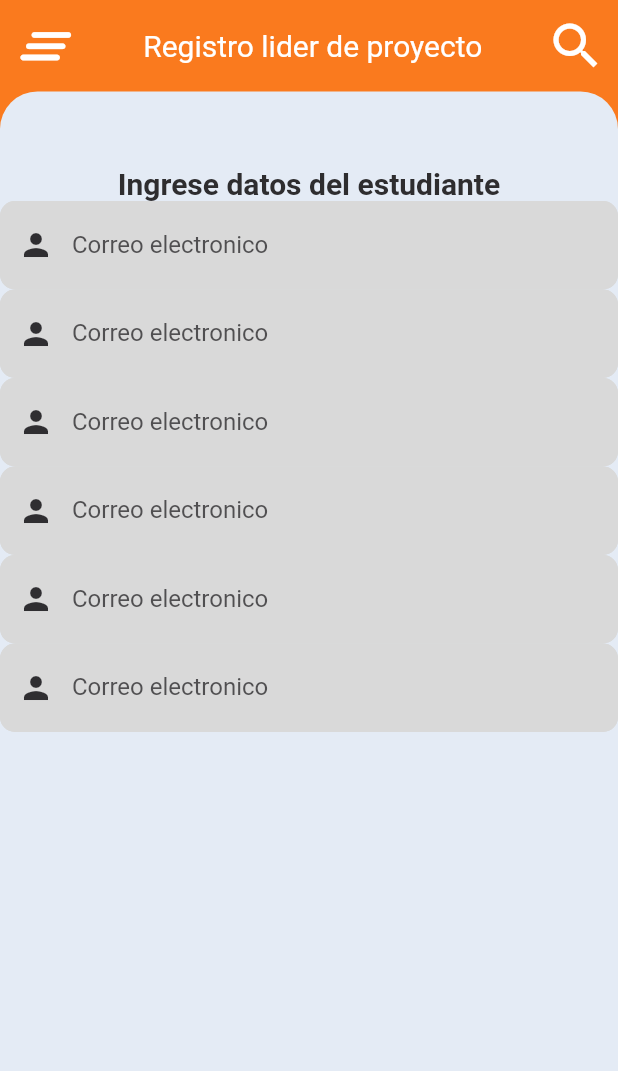
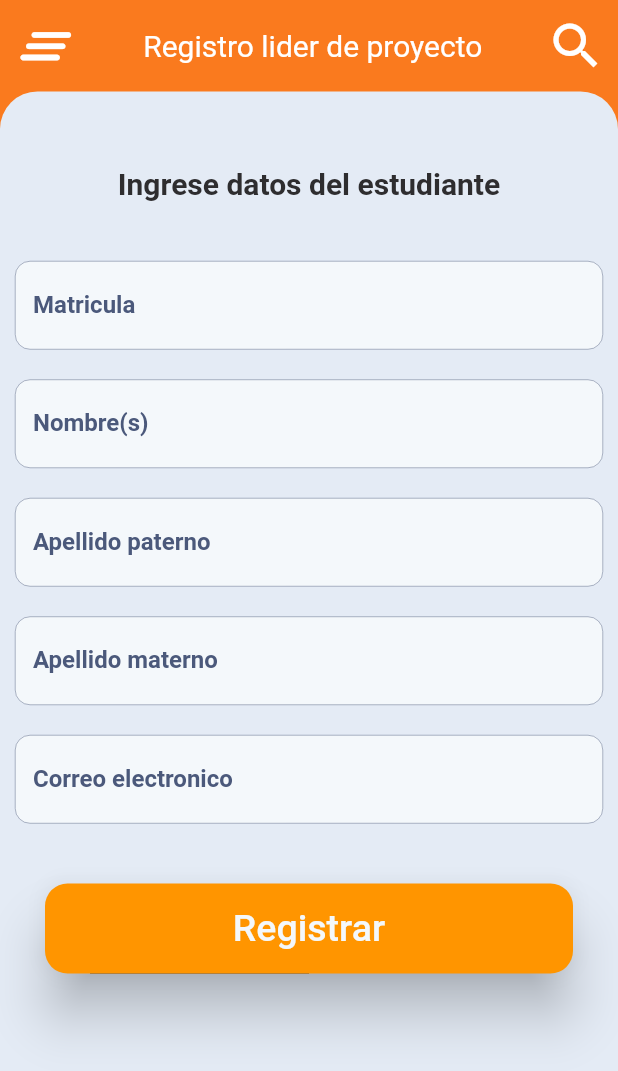
Before and after one commit to NueveSeis/innovaITO_regional, a Flutter app: the RegistroUsuarioLiderScreen screen opened by its route, on a phone screen of 412 x 824 dp. Shown: the top 1071 px of the screen. Run offline on Flutter 3.47's test engine with Material 2 defaults, Android fonts, the phone set to English and light mode, and no system bars.

Commit message:
formulario registro lider

```diff
--- a/lib/screens/registro_usuario_lider_screen.dart
+++ b/lib/screens/registro_usuario_lider_screen.dart
@@ -27,62 +27,103 @@ class RegistroUsuarioLiderScreen extends StatelessWidget {
                       fontSize: 20),
                 ),
                 SingleChildScrollView(
+                  padding: EdgeInsets.symmetric(vertical: 20, horizontal: 10),
                   child: Form(
                       child: Column(
                     children: [
+                      SizedBox(height: 20),
                       TextFormField(
+                        style: TextStyle(
+                            color: CambiarTema.bluegrey700,
+                            fontWeight: FontWeight.bold),
                         autocorrect: false,
                         keyboardType: TextInputType.emailAddress,
                         decoration: InputDecorations.registroLiderDecoration(
-                            hintText: 'Correo electronico',
-                            labelText: 'Correo electronico',
-                            prefixIcon: Icons.person),
+                          hintText: 'Ingrese matricula',
+                          labelText: 'Matricula',
+                          //prefixIcon: Icons.person
+                        ),
                         //onChanged: (value) => accesoFormulario.correo = value,
                       ),
+                      SizedBox(height: 20),
                       TextFormField(
+                        style: TextStyle(
+                            color: CambiarTema.bluegrey700,
+                            fontWeight: FontWeight.bold),
                         autocorrect: false,
                         keyboardType: TextInputType.emailAddress,
                         decoration: InputDecorations.registroLiderDecoration(
-                            hintText: 'Correo electronico',
-                            labelText: 'Correo electronico',
-                            prefixIcon: Icons.person),
+                          hintText: 'Ingrese nombre(s)',
+                          labelText: 'Nombre(s)',
+                          //prefixIcon: Icons.person
+                        ),
                         //onChanged: (value) => accesoFormulario.correo = value,
                       ),
+                      SizedBox(height: 20),
                       TextFormField(
+                        style: TextStyle(
+                            color: CambiarTema.bluegrey700,
+                            fontWeight: FontWeight.bold),
                         autocorrect: false,
                         keyboardType: TextInputType.emailAddress,
                         decoration: InputDecorations.registroLiderDecoration(
-                            hintText: 'Correo electronico',
-                            labelText: 'Correo electronico',
-                            prefixIcon: Icons.person),
+                          hintText: 'Ingrese apellido paterno',
+                          labelText: 'Apellido paterno',
+                          //prefixIcon: Icons.person
+                        ),
                         //onChanged: (value) => accesoFormulario.correo = value,
                       ),
+                      SizedBox(height: 20),
                       TextFormField(
+                        style: TextStyle(
+                            color: CambiarTema.bluegrey700,
+                            fontWeight: FontWeight.bold),
                         autocorrect: false,
                         keyboardType: TextInputType.emailAddress,
                         decoration: InputDecorations.registroLiderDecoration(
-                            hintText: 'Correo electronico',
-                            labelText: 'Correo electronico',
-                            prefixIcon: Icons.person),
+                          hintText: 'Ingrese apellido materno',
+                          labelText: 'Apellido materno',
+                          //prefixIcon: Icons.person
+                        ),
                         //onChanged: (value) => accesoFormulario.correo = value,
                       ),
+                      SizedBox(height: 20),
                       TextFormField(
+                        style: TextStyle(
+                            color: CambiarTema.bluegrey700,
+                            fontWeight: FontWeight.bold),
                         autocorrect: false,
                         keyboardType: TextInputType.emailAddress,
                         decoration: InputDecorations.registroLiderDecoration(
-                            hintText: 'Correo electronico',
-                            labelText: 'Correo electronico',
-                            prefixIcon: Icons.person),
+                          hintText: 'Ingrese correo electronico',
+                          labelText: 'Correo electronico',
+                          //prefixIcon: Icons.person
+                        ),
                         //onChanged: (value) => accesoFormulario.correo = value,
                       ),
-                      TextFormField(
-                        autocorrect: false,
-                        keyboardType: TextInputType.emailAddress,
-                        decoration: InputDecorations.registroLiderDecoration(
-                            hintText: 'Correo electronico',
-                            labelText: 'Correo electronico',
-                            prefixIcon: Icons.person),
-                        //onChanged: (value) => accesoFormulario.correo = value,
+                      SizedBox(height: 20),
+                      Container(
+                        width: double.infinity,
+                        margin:
+                            EdgeInsets.symmetric(vertical: 20, horizontal: 20),
+                        child: MaterialButton(
+                            splashColor: CambiarTema.grey100,
+                            shape: RoundedRectangleBorder(
+                              borderRadius: BorderRadius.circular(15),
+                            ),
+                            height: 60,
+                            elevation: 15.0,
+                            color: CambiarTema.pizazz,
+                            child: Container(
+                                child: Text(
+                              'Registrar',
+                              style: TextStyle(
+                                  color: CambiarTema.grey100, fontSize: 25),
+                            )),
+                            onPressed: () {
+                              Navigator.pushNamed(
+                                  context, 'registro_usuario_lider');
+                            }),
                       ),
                     ],
                   )),
--- a/lib/ui/input_decorations.dart
+++ b/lib/ui/input_decorations.dart
@@ -1,4 +1,5 @@
 import 'package:flutter/material.dart';
+import 'package:innova_ito/theme/cambiar_tema.dart';
 
 class InputDecorations {
   static InputDecoration accesoInputDecoration(
@@ -34,10 +35,11 @@ class InputDecorations {
       IconData? prefixIcon}) {
     return InputDecoration(
         filled: true,
-        fillColor: const Color.fromRGBO(217, 217, 217, 1),
+        fillColor: CambiarTema.grey100,
         enabledBorder: OutlineInputBorder(
             borderSide: const BorderSide(
-              color: Color.fromRGBO(217, 217, 217, 1),
+              color: CambiarTema.bluegrey700,
+              width: 0.3,
             ),
             borderRadius: BorderRadius.circular(10.0)),
         focusedBorder: OutlineInputBorder(
@@ -48,8 +50,10 @@ class InputDecorations {
           borderRadius: BorderRadius.circular(10.0),
         ),
         hintText: hintText,
+        hintStyle: TextStyle(
+            color: CambiarTema.bluegrey700, fontWeight: FontWeight.normal),
         labelText: labelText,
-        labelStyle: const TextStyle(color: Color.fromRGBO(46, 45, 47, 0.8)),
+        labelStyle: const TextStyle(color: CambiarTema.bluegrey700),
         prefixIcon: prefixIcon != null
             ? Icon(prefixIcon, color: const Color.fromRGBO(28, 27, 31, 0.9))
             : null);
--- a/lib/widgets/fondo_acceso.dart
+++ b/lib/widgets/fondo_acceso.dart
@@ -8,7 +8,7 @@ class FondoAcceso extends StatelessWidget {
   @override
   Widget build(BuildContext context) {
     return Container(
-        color: const Color.fromRGBO(46, 45, 47, 1),
+        color: const Color(0xFFFA7A1E),
         width: double.infinity,
         height: double.infinity,
         child: Stack(
```
